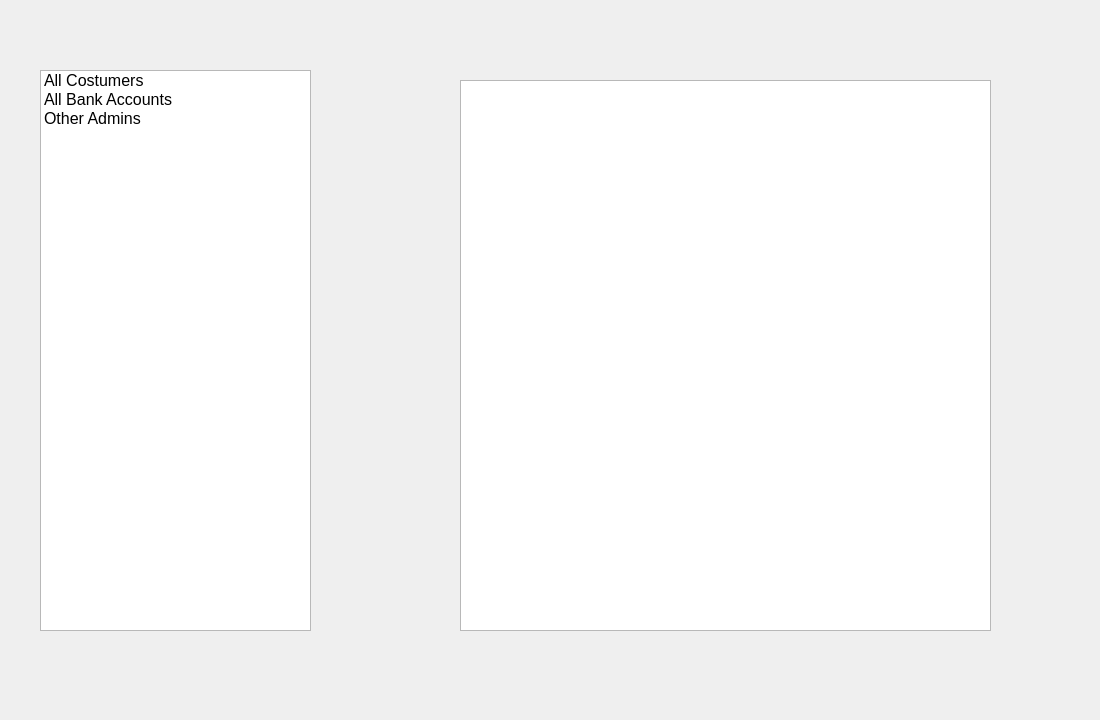
Qt form UIAP_Final/adminpanel.ui (a-HA7-z/UIAP_Final) before a commit.
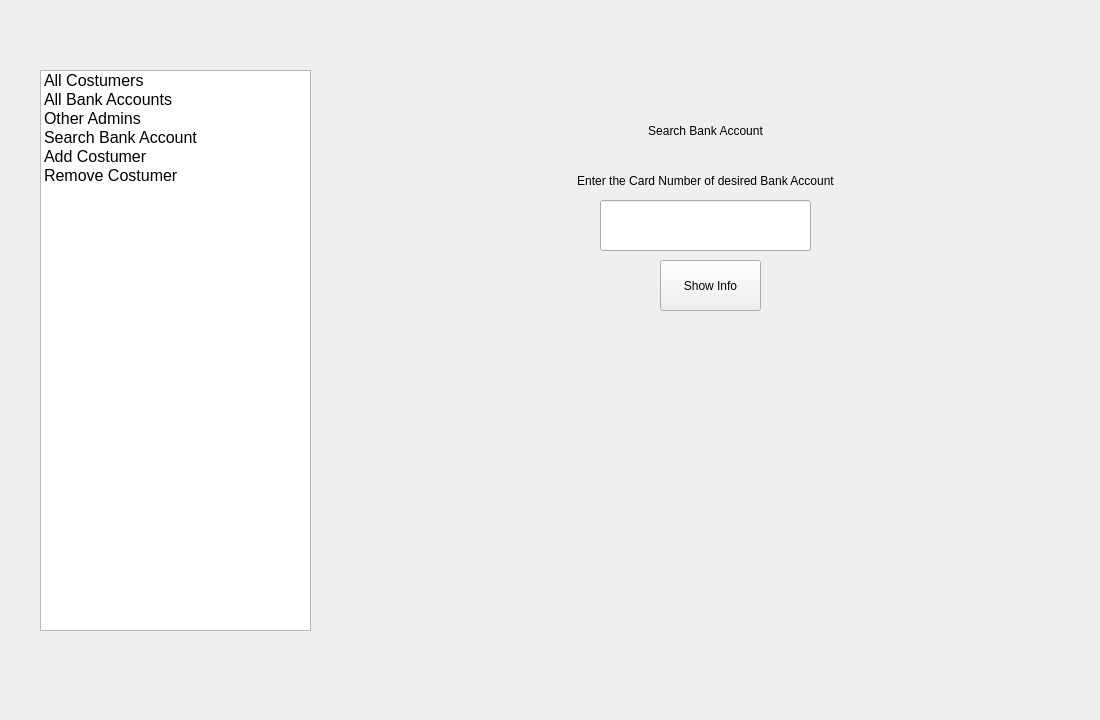
The same form after that commit.

Commit message: Search Bank Account

```diff
--- a/UIAP_Final/adminpanel.ui
+++ b/UIAP_Final/adminpanel.ui
@@ -52,18 +52,48 @@
      </font>
     </property>
    </item>
+   <item>
+    <property name="text">
+     <string>Search Bank Account</string>
+    </property>
+    <property name="font">
+     <font>
+      <pointsize>12</pointsize>
+     </font>
+    </property>
+   </item>
+   <item>
+    <property name="text">
+     <string>Add Costumer</string>
+    </property>
+    <property name="font">
+     <font>
+      <pointsize>12</pointsize>
+     </font>
+    </property>
+   </item>
+   <item>
+    <property name="text">
+     <string>Remove Costumer</string>
+    </property>
+    <property name="font">
+     <font>
+      <pointsize>12</pointsize>
+     </font>
+    </property>
+   </item>
   </widget>
   <widget class="QStackedWidget" name="stackedWidget">
    <property name="geometry">
     <rect>
-     <x>460</x>
+     <x>430</x>
      <y>80</y>
-     <width>531</width>
+     <width>541</width>
      <height>551</height>
     </rect>
    </property>
    <property name="currentIndex">
-    <number>2</number>
+    <number>3</number>
    </property>
    <widget class="QWidget" name="pageShowCostumers">
     <widget class="QListWidget" name="CostumersList">
@@ -110,6 +140,119 @@
      </property>
     </widget>
    </widget>
+   <widget class="QWidget" name="SearchBankAccount">
+    <widget class="QLineEdit" name="cardNumberEdit">
+     <property name="geometry">
+      <rect>
+       <x>170</x>
+       <y>120</y>
+       <width>211</width>
+       <height>51</height>
+      </rect>
+     </property>
+    </widget>
+    <widget class="QLabel" name="label">
+     <property name="geometry">
+      <rect>
+       <x>110</x>
+       <y>80</y>
+       <width>331</width>
+       <height>41</height>
+      </rect>
+     </property>
+     <property name="text">
+      <string>Enter the Card Number of desired Bank Account</string>
+     </property>
+     <property name="alignment">
+      <set>Qt::AlignmentFlag::AlignCenter</set>
+     </property>
+    </widget>
+    <widget class="QLabel" name="label_2">
+     <property name="geometry">
+      <rect>
+       <x>200</x>
+       <y>20</y>
+       <width>151</width>
+       <height>61</height>
+      </rect>
+     </property>
+     <property name="text">
+      <string>Search Bank Account</string>
+     </property>
+     <property name="alignment">
+      <set>Qt::AlignmentFlag::AlignCenter</set>
+     </property>
+    </widget>
+    <widget class="QPushButton" name="showInfoButton">
+     <property name="geometry">
+      <rect>
+       <x>230</x>
+       <y>180</y>
+       <width>101</width>
+       <height>51</height>
+      </rect>
+     </property>
+     <property name="text">
+      <string>Show Info</string>
+     </property>
+    </widget>
+    <widget class="QLabel" name="ownerLabel">
+     <property name="geometry">
+      <rect>
+       <x>40</x>
+       <y>294</y>
+       <width>461</width>
+       <height>50</height>
+      </rect>
+     </property>
+     <property name="minimumSize">
+      <size>
+       <width>0</width>
+       <height>50</height>
+      </size>
+     </property>
+     <property name="styleSheet">
+      <string notr="true">font: 12pt &quot;Segoe UI&quot;;</string>
+     </property>
+     <property name="text">
+      <string/>
+     </property>
+     <property name="alignment">
+      <set>Qt::AlignmentFlag::AlignCenter</set>
+     </property>
+     <property name="wordWrap">
+      <bool>true</bool>
+     </property>
+    </widget>
+    <widget class="QLabel" name="accountInfoLabel">
+     <property name="geometry">
+      <rect>
+       <x>40</x>
+       <y>346</y>
+       <width>461</width>
+       <height>200</height>
+      </rect>
+     </property>
+     <property name="minimumSize">
+      <size>
+       <width>0</width>
+       <height>150</height>
+      </size>
+     </property>
+     <property name="styleSheet">
+      <string notr="true">font: 12pt &quot;Segoe UI&quot;;</string>
+     </property>
+     <property name="text">
+      <string/>
+     </property>
+     <property name="alignment">
+      <set>Qt::AlignmentFlag::AlignCenter</set>
+     </property>
+     <property name="wordWrap">
+      <bool>true</bool>
+     </property>
+    </widget>
+   </widget>
   </widget>
  </widget>
  <resources/>
```
The commit also changes 2 other files.
